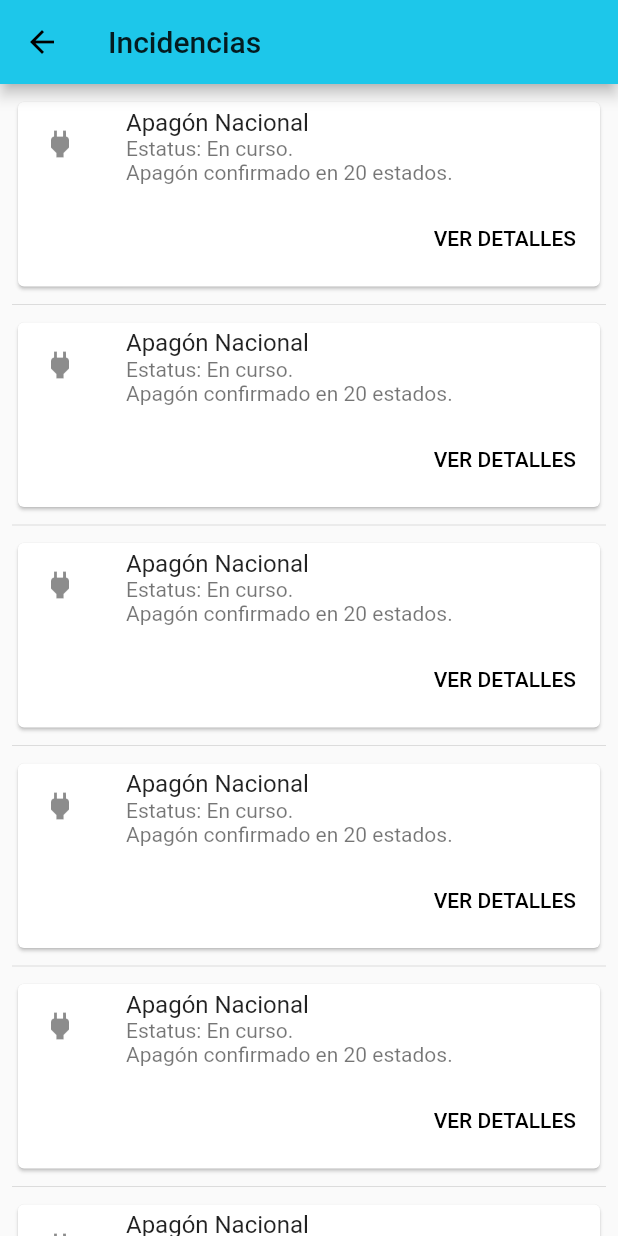
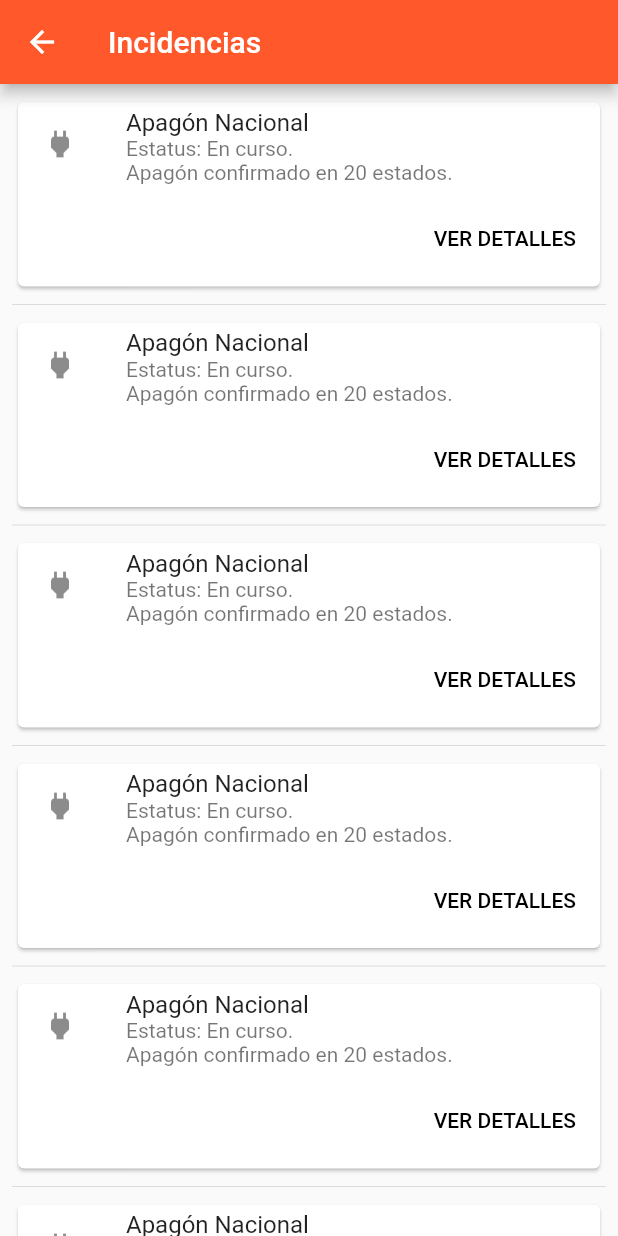
Before and after one commit to aray-usb/aray-app, a Flutter app: the IncidencesPage screen opened by its route, on a phone screen of 412 x 824 dp. Run offline on Flutter 3.47's test engine with Material 2 defaults, Android fonts, the phone set to English and light mode, and no system bars; our stand-ins replace flutter_map, latlong, location, package_info; statements that could not run were skipped.

Commit message:
Agrega librería global de colores de aplicación

```diff
--- a/lib/main.dart
+++ b/lib/main.dart
@@ -2,6 +2,7 @@ import 'package:flutter/material.dart';
 import 'package:aray/views/home.dart';
 import 'package:aray/views/credits.dart';
 import 'package:aray/views/incidences.dart';
+import 'package:aray/styles/colors.dart';
 
 void main() => runApp(ArayApp());
 
@@ -11,7 +12,7 @@ class ArayApp extends StatelessWidget {
     return MaterialApp(
       title: 'Aray',
       theme: ThemeData(
-        primaryColor: Color(0xFF1DC7EA),
+        primaryColor: ArayColors.primary,
       ),
       initialRoute: '/',
       routes: {
--- /dev/null
+++ b/lib/styles/colors.dart
@@ -0,0 +1,10 @@
+/// Definiciones de estilo referentes a los colores oficiales de la aplicación.
+
+import 'package:flutter/material.dart';
+
+class ArayColors {
+
+  /// Color primario de Aray
+  static const primary = Color(0xFFFF582A);
+  static const secondary = Color(0xFFFF6858);
+}
```
